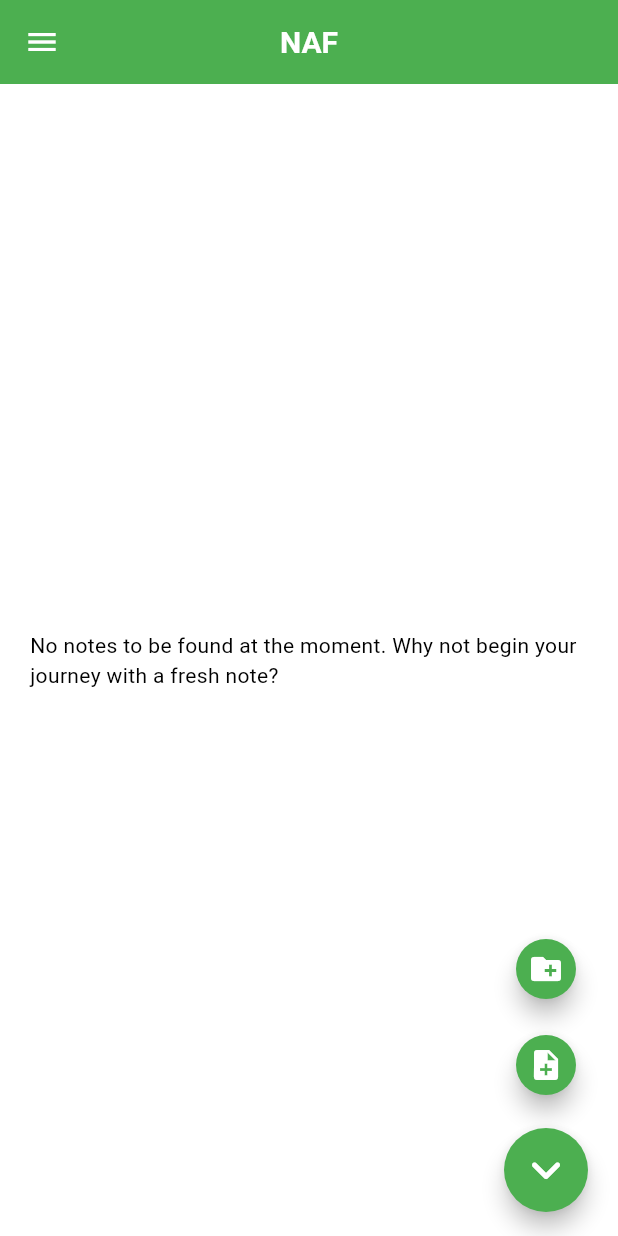
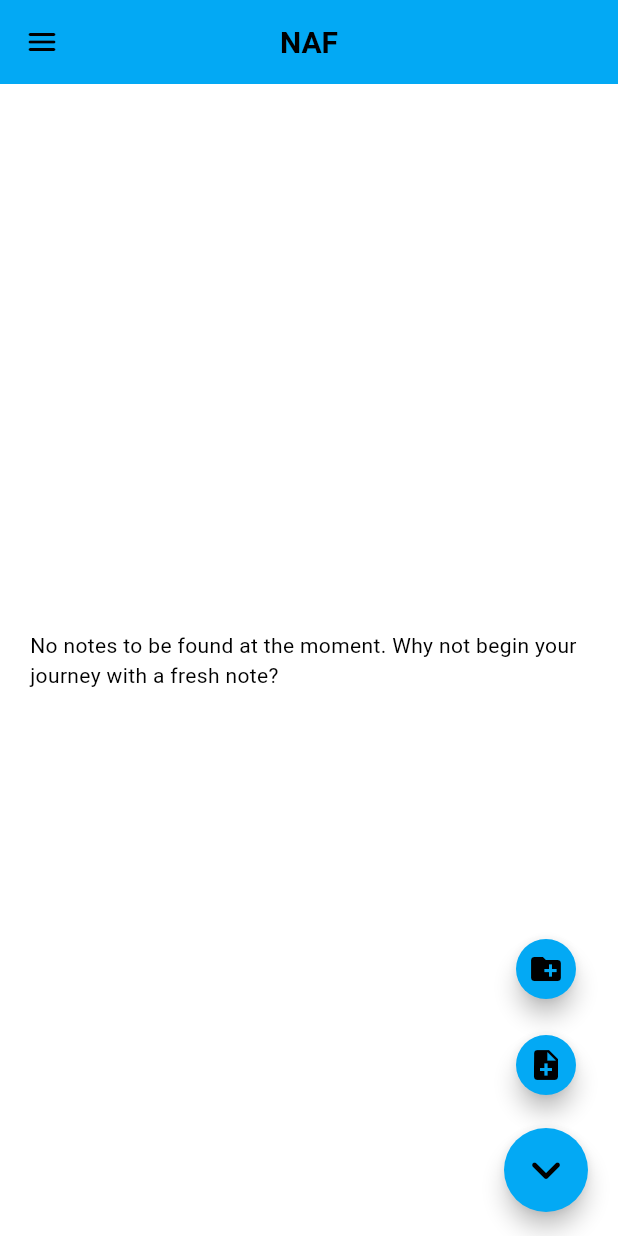
Before and after one commit to hesham04Dev/KAF, a Flutter app: the screen it shows after launch, on a phone screen of 412 x 824 dp. Run offline on Flutter 3.47's test engine with Material 2 defaults, Android fonts, the phone set to English and light mode, and no system bars; drawn by our look-alikes of dynamic_color; our stand-ins replace date_format, device_info_plus, file_picker, isar, permission_handler, shared_preferences; accounts and stored records are empty; generated files the repository leaves out were written again; Roboto replaces fonts that are missing (Noto).

Commit message:
new design for note button

```diff
--- a/lib/main.dart
+++ b/lib/main.dart
@@ -40,14 +40,14 @@ class MyApp extends StatelessWidget {
   const MyApp({super.key});
 
   static final _defaultLightColorScheme = ColorScheme.fromSwatch(
-      primarySwatch: Colors.green, brightness: Brightness.light);
+      primarySwatch: Colors.lightBlue, brightness: Brightness.light);
 
   static final _defaultDarkColorScheme = ColorScheme.fromSwatch(
-      primarySwatch: Colors.green, brightness: Brightness.dark);
+      primarySwatch: Colors.lightBlue, brightness: Brightness.dark);
 
   @override
   Widget build(BuildContext context) {
-    //print("My app building");
+
     String lang = "${Platform.localeName[0]}${Platform.localeName[1]}";
     if (Translations.supportedLocales.contains(lang)) {
       requiredData.set_locale = Translations.mapLocales[lang]!;
--- a/lib/models/EditOrDeleteFolder.dart
+++ b/lib/models/EditOrDeleteFolder.dart
@@ -1,6 +1,6 @@
 import 'package:flutter/material.dart';
 
-import '../isarCURD.dart';
+import '../collection/isarCURD.dart';
 
 import '../translations/translations.dart';
 import 'FolderNameDialog.dart';
--- a/lib/models/FloatingNewFolderNote.dart
+++ b/lib/models/FloatingNewFolderNote.dart
@@ -4,7 +4,7 @@ import 'package:note_files/requiredData.dart';
 import 'package:provider/provider.dart';
 
 import '../collection/Folder.dart';
-import '../isarCURD.dart';
+import '../collection/isarCURD.dart';
 import '../provider/ListViewProvider.dart';
 import '../screens/EditNotePage.dart';
 import 'FolderNameDialog.dart';
--- a/lib/models/FolderButton.dart
+++ b/lib/models/FolderButton.dart
@@ -6,7 +6,7 @@ import 'package:provider/provider.dart';
 
 import '../collection/Folder.dart';
 import '../functions/isRtlTextDirection.dart';
-import '../isarCURD.dart';
+import '../collection/isarCURD.dart';
 import '../models/FolderOrNoteButton.dart';
 import '../models/MultiLineText.dart';
 import '../screens/FolderPage.dart';
--- a/lib/provider/ListViewProvider.dart
+++ b/lib/provider/ListViewProvider.dart
@@ -1,5 +1,5 @@
 import 'package:flutter/material.dart';
-import 'package:note_files/isarCURD.dart';
+import 'package:note_files/collection/isarCURD.dart';
 import 'package:note_files/requiredData.dart';
 import 'package:note_files/homePageData.dart';
 
@@ -63,6 +63,7 @@ class ListViewProvider with ChangeNotifier {
 
     homePageFolders = await db.getFolders(null);
     _listFolders = await db.getFolders(null);
+    //??
     state = ListScreenState.updatedFolders;
     notifyListeners();
   }
--- a/lib/requiredData.dart
+++ b/lib/requiredData.dart
@@ -1,6 +1,6 @@
 import 'dart:io';
 
-import 'package:note_files/isarCURD.dart';
+import 'package:note_files/collection/isarCURD.dart';
 import 'package:path_provider/path_provider.dart';
 import 'package:shared_preferences/shared_preferences.dart';
 
--- a/lib/screens/EditNotePage.dart
+++ b/lib/screens/EditNotePage.dart
@@ -7,7 +7,7 @@ import 'package:provider/provider.dart';
 import '../collection/Note.dart';
 import '../functions/boolFn.dart';
 import '../functions/isRtlTextDirection.dart';
-import '../isarCURD.dart';
+import '../collection/isarCURD.dart';
 import '../models/AutoDirectionTextField.dart';
 import '../models/MyWarningDialog.dart';
 import '../models/isRtlBackIcon.dart';
@@ -139,7 +139,7 @@ class EditNote extends StatelessWidget {
                           db.updateNote(oldNote);
                           provider.updateNote(oldNote);
                           isPriorityPageOpened == true
-                              ? context
+                              ? await context
                                   .read<PriorityProvider>()
                                   .updateNote(oldNote)
                               : null;
--- a/lib/screens/FolderPage.dart
+++ b/lib/screens/FolderPage.dart
@@ -21,7 +21,7 @@ import '../models/isRtlBackIcon.dart';
 import '../provider/searchProvider.dart';
 import '../screens/AboutPage.dart';
 import '../translations/translations.dart';
-import '../isarCURD.dart';
+import '../collection/isarCURD.dart';
 import './homePageBody.dart';
 
 class FolderPage extends StatelessWidget {
@@ -69,7 +69,18 @@ class FolderPage extends StatelessWidget {
         textDirection: isRtlTextDirection(requiredData.isRtl!),
         child: Scaffold(
           appBar: AppBar(
-            leading: folderId == null
+            leading:
+              Builder(
+                  builder: (context) => IconButton(
+                    icon: const Icon(
+                      Icons.menu_rounded,
+                    ),
+                    onPressed: () {
+                      return Scaffold.of(context).openDrawer();
+                    },
+                  ))
+            ,
+            /*leading: folderId == null
                 ? null
                 : IconButton(
                     onPressed: () async {
@@ -80,17 +91,28 @@ class FolderPage extends StatelessWidget {
                       Navigator.pop(context);
                     },
                     icon: IsRtlBackIcon(isRtl: isRtl),
-                  ),
+                  ),*/
             title: Text(
               title,
             ),
             actions: folderId == null
+                ? null
+                : [IconButton(
+              onPressed: () async {
+                //print("parint folder id :$parentFolderId");
+                await context
+                    .read<ListViewProvider>()
+                    .getFoldersAndNotes(parentFolderId);
+                Navigator.pop(context);
+              },
+              icon: IsRtlBackIcon(isRtl: !isRtl),
+            )],/*folderId == null
                 ?
             requiredData.isDbRestored ? [IconButton(onPressed: () {
               /*
-              TODO show a confirmation dialog
-
-              TODO restart app dialog
+               show a confirmation dialog
+                i dont if it done or not
+               restart app dialog
                 *  then add File restore.default*/
 
               showDialog(context: context, builder: (context) => MyWarningDialog(
@@ -117,7 +139,7 @@ class FolderPage extends StatelessWidget {
                                 return Scaffold.of(context).openDrawer();
                               },
                             ))
-                  ],
+                  ],*/
           ),
           drawer: NavigationDrawer(
             children: [
--- a/lib/screens/NotePage.dart
+++ b/lib/screens/NotePage.dart
@@ -3,7 +3,7 @@ import 'package:note_files/models/FadeRoute.dart';
 import 'package:note_files/requiredData.dart';
 import 'package:provider/provider.dart';
 
-import '../isarCURD.dart';
+import '../collection/isarCURD.dart';
 import '../models/MyWarningDialog.dart';
 import '../models/styles.dart';
 import '../provider/ListViewProvider.dart';
--- a/lib/screens/homePageBody.dart
+++ b/lib/screens/homePageBody.dart
@@ -6,7 +6,7 @@ import 'package:provider/provider.dart';
 
 import '../collection/Folder.dart';
 import '../collection/Note.dart';
-import '../isarCURD.dart';
+import '../collection/isarCURD.dart';
 import '../models/FolderButton.dart';
 import '../models/NoteButton.dart';
 import '../requiredData.dart';
@@ -45,8 +45,7 @@ class ListViewBody extends StatelessWidget {
             ),
             ...List<Widget>.generate(
                 oldListFolders.length,
-                (index) => Column(
-                      children: [
+                (index) =>
                         FolderButton(
                             parentFolderId: oldListFolders[index].parent,
                             id: oldListFolders[index].id,
@@ -72,13 +71,12 @@ class ListViewBody extends StatelessWidget {
                                 ],
                               ),
                             )),
-                        const Divider(color: Colors.white54),
-                      ],
-                    )),
+
+                    ),
             ...List<Widget>.generate(
                 oldListNotes.length,
-                (index) => Column(
-                      children: [
+                (index) =>
+
                         NoteButton(
                             priority: oldListNotes[index].priority,
                             contentDirection:
@@ -95,9 +93,7 @@ class ListViewBody extends StatelessWidget {
                             noteTitle: oldListNotes[index].title!,
                             noteTime: formatDate(oldListNotes[index].date!,
                                 [yy, "/", mm, "/", dd, "   ", hh, ":", nn])),
-                        const Divider(color: Colors.white54),
-                      ],
-                    ))
+                      )
           ],
         ),
       );
--- a/pubspec.yaml
+++ b/pubspec.yaml
@@ -17,7 +17,7 @@ publish_to: 'none' # Remove this line if you wish to publish to pub.dev
 # https://developer.apple.com/library/archive/documentation/General/Reference/InfoPlistKeyReference/Articles/CoreFoundationKeys.html
 # In Windows, build-name is used as the major, minor, and patch parts
 # of the product and file versions while build-number is used as the build suffix.
-version: 1.5.4+12
+version: 1.5.5+13
 
 environment:
   sdk: '>=3.0.6 <4.0.0'
```
Also changed, not shown: lib/collection/isarCURD.dart (renamed from lib/isarCURD.dart, +5 -4 lines), lib/models/FolderNameDialog.dart (+20 -7 lines), lib/models/FolderOrNoteButton.dart (+16 -12 lines), lib/models/NoteButton.dart (+32 -30 lines), lib/screens/settings.dart (+7 -4 lines).
